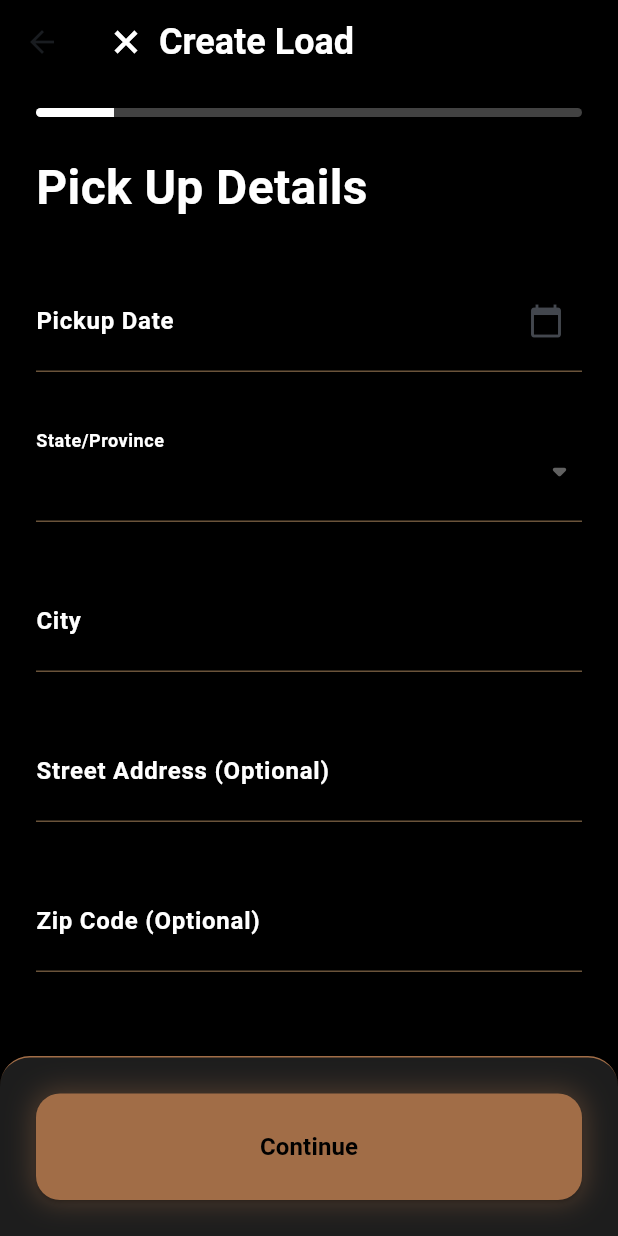
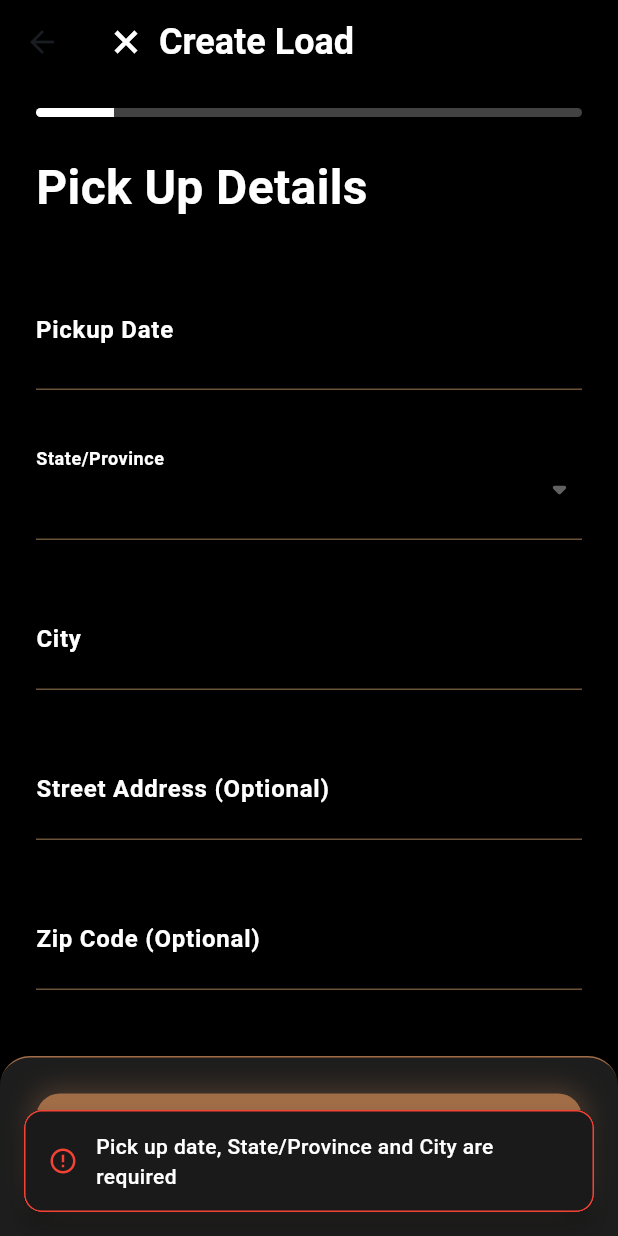
Before and after one commit to joras-droid/shotcaller_flutter, a Flutter app: the CreateLoadPickUpDetailPage screen opened directly, after a tap on "Continue", on a phone screen of 412 x 824 dp. Run offline on Flutter 3.47's test engine with Material 3 defaults, Android fonts, the phone set to English and light mode, and no system bars; our stand-ins replace dio, equatable, flutter_bloc, flutter_svg, get_it, image_picker and 2 more; accounts and stored records are empty.

Commit message:
style: align date form input to the right in CreateLoadPickUpDetailPage

```diff
--- a/lib/features/user/presentation/pages/create_load_pick_up_detail_page.dart
+++ b/lib/features/user/presentation/pages/create_load_pick_up_detail_page.dart
@@ -1,4 +1,5 @@
 import 'package:flutter/material.dart';
+import 'package:shotcaller_app/common/widgets/app_snackbar.dart';
 
 class CreateLoadPickUpDetailPage extends StatefulWidget {
   const CreateLoadPickUpDetailPage({super.key});
@@ -69,13 +70,23 @@ class _CreateLoadPickUpDetailPageState
     );
 
     if (pickedDate != null) {
-      // Format the date as needed (e.g., 2026-01-17)
+      // Format the date as needed (2026/01/17)
       String formattedDate =
-          "${pickedDate.year}-${pickedDate.month.toString().padLeft(2, '0')}-${pickedDate.day.toString().padLeft(2, '0')}";
+          "${pickedDate.year}/${pickedDate.month.toString().padLeft(2, '0')}/${pickedDate.day.toString().padLeft(2, '0')}";
 
       // Update the controller to reflect the selection in the UI
       _dateController.text = formattedDate;
     }
+  }
+
+  void onSubmit(){
+    if(_dateController.text.isEmpty || _selectedState?.isEmpty == true || _cityController.text.isEmpty) {
+      AppSnackbar.showError(context, "Pick up date, State/Province and City are required");
+      return;
+    }
+
+    AppSnackbar.showSuccess(context, "Field validation success, aba move to next page");
+
   }
 
   @override
@@ -145,7 +156,9 @@ class _CreateLoadPickUpDetailPageState
                     // Pickup Date
                     TextFormField(
                       controller: _dateController,
+                      textAlign: TextAlign.right,
                       readOnly: true,
+                      onTap: () => _selectDate(context),
                       style: const TextStyle(
                         color: Colors.white,
                         fontSize: 24,
@@ -155,7 +168,7 @@ class _CreateLoadPickUpDetailPageState
                       decoration: InputDecoration(
                         labelText: 'Pickup Date',
                         hintText: 'YYYY-MM-DD',
-                        suffixIcon: IconButton(
+                        prefix: IconButton(
                           icon: const Icon(Icons.calendar_today),
                           onPressed: () => _selectDate(context),
                         ),
@@ -163,6 +176,7 @@ class _CreateLoadPickUpDetailPageState
                           color: Colors.white,
                           // fontSize: 24,
                           fontWeight: .bold,
+
                         ),
 
                         floatingLabelStyle: TextStyle(
@@ -238,6 +252,7 @@ class _CreateLoadPickUpDetailPageState
                         setState(() {
                           _selectedState = newValue;
                         });
+                        _updateProgress();
                       },
                       validator: (value) =>
                           value == null ? 'Please select a state' : null,
@@ -408,7 +423,7 @@ class _CreateLoadPickUpDetailPageState
                       overlayColor: Colors.white,
                     ),
 
-                    onPressed: () {},
+                    onPressed: onSubmit,
                     child: Text(
                       'Continue',
                       style: TextStyle(
```
